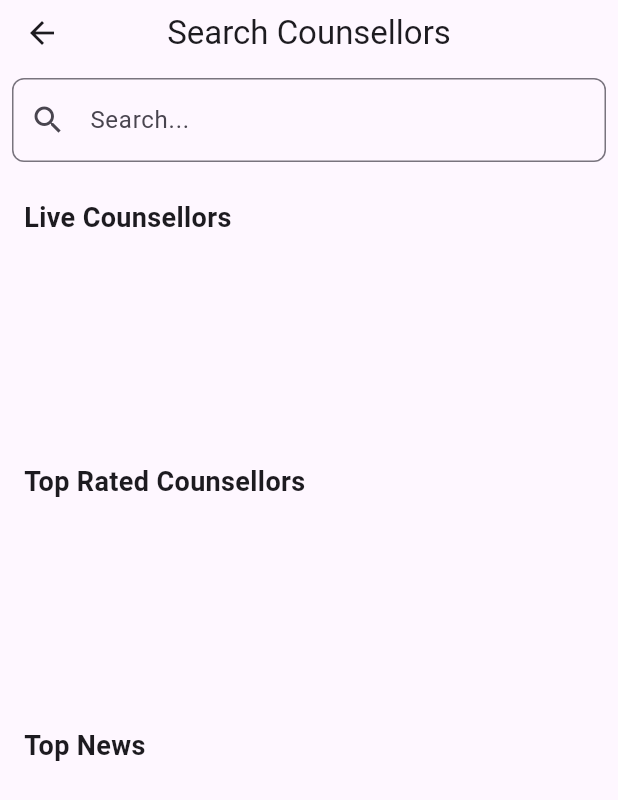
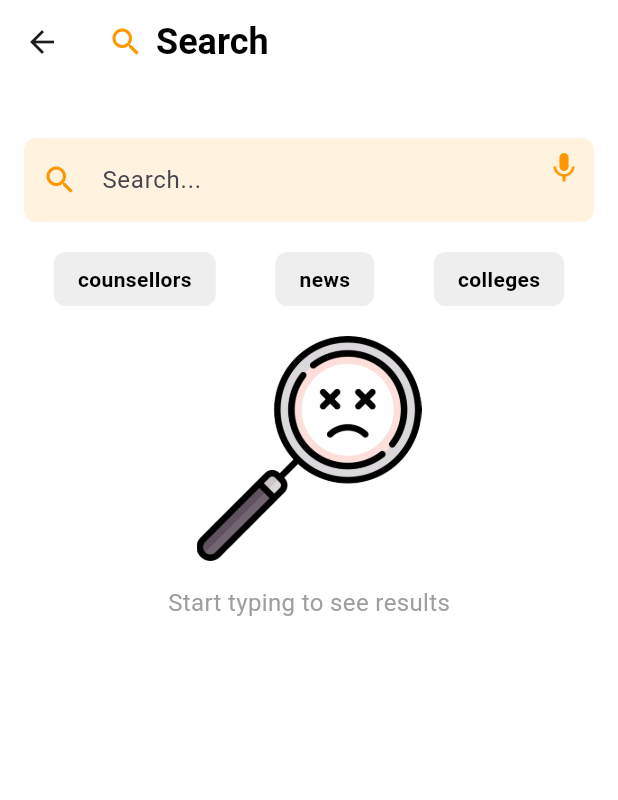
Before and after one commit to procounsellor/ProCounsellorAppFront, a Flutter app: the SearchPage screen opened directly with empty values, on a phone screen of 412 x 824 dp. Shown: the top 800 px of the screen. Run offline on Flutter 3.47's test engine with Material 3 defaults, Android fonts, the phone set to English and light mode, and no system bars; our stand-ins replace carousel_slider, dots_indicator, firebase_core, firebase_database, flutter_secure_storage, image_picker; missing offline and left inert: indexed; accounts and stored records are empty; network calls fail.

Commit message:
ui changes

```diff
--- a/my_app/lib/screens/dashboards/userDashboard/base_page.dart
+++ b/my_app/lib/screens/dashboards/userDashboard/base_page.dart
@@ -125,8 +125,10 @@
   @override
   Widget build(BuildContext context) {
     return Scaffold(
+      backgroundColor: Colors.white,
       key: _scaffoldKey, // Use the GlobalKey for the Scaffold
       appBar: AppBar(
+        forceMaterialTransparency: true,
         title: Text(
           "Pro Counsellor",
           style: TextStyle(color: Color.fromARGB(255, 0, 0, 0)),
--- a/my_app/lib/screens/dashboards/userDashboard/my_activities_page.dart
+++ b/my_app/lib/screens/dashboards/userDashboard/my_activities_page.dart
@@ -14,6 +14,7 @@
     return Scaffold(
       appBar: AppBar(
         title: Text("My Activities"),
+        forceMaterialTransparency: true,
         centerTitle: true,
       ),
       body: Padding(
@@ -50,15 +51,14 @@
                 );
               },
             ),
-             ActivityBox(
+            ActivityBox(
               icon: Icons.reviews,
               title: "My Reviews",
               onTap: () {
                 Navigator.push(
                   context,
                   MaterialPageRoute(
-                    builder: (_) =>
-                        MyReviewPage(username: username),
+                    builder: (_) => MyReviewPage(username: username),
                   ),
                 );
               },
--- a/my_app/lib/screens/dashboards/userDashboard/search_page.dart
+++ b/my_app/lib/screens/dashboards/userDashboard/search_page.dart
@@ -21,10 +21,11 @@
 class _SearchPageState extends State<SearchPage> {
   TextEditingController _searchController = TextEditingController();
   String _searchQuery = '';
+  Set<String> _selectedFilters = {};
 
   List<dynamic> _filterItems(List<dynamic> items) {
     if (_searchQuery.isEmpty) {
-      return items;
+      return [];
     }
     return items.where((item) {
       if (item is String) {
@@ -41,14 +42,34 @@
   @override
   Widget build(BuildContext context) {
     return Scaffold(
+      backgroundColor: Colors.white,
       appBar: AppBar(
-        title: Text("Search Counsellors"),
+        backgroundColor: const Color.fromARGB(255, 255, 255, 255),
+        elevation: 0,
+        title: Row(
+          children: [
+            Icon(Icons.search, color: Colors.orange),
+            SizedBox(width: 8),
+            Text(
+              "Search",
+              style: TextStyle(
+                  fontSize: 24,
+                  fontWeight: FontWeight.bold,
+                  color: Colors.black),
+            ),
+          ],
+        ),
         centerTitle: true,
-        bottom: PreferredSize(
-          preferredSize: Size.fromHeight(60.0), // Height of the search bar
-          child: Padding(
-            padding: const EdgeInsets.all(8.0),
-            child: TextField(
+      ),
+      body: Padding(
+        padding: const EdgeInsets.all(16.0),
+        child: Column(
+          crossAxisAlignment: CrossAxisAlignment.start,
+          children: [
+            SizedBox(height: 20),
+            Stack(
+              children: [
+                TextField(
                   controller: _searchController,
                   onChanged: (query) {
                     setState(() {
@@ -56,40 +77,125 @@
                     });
                   },
                   decoration: InputDecoration(
-                labelText: "Search...",
+                    prefixIcon: Icon(Icons.search, color: Colors.orange),
+                    hintText: "Search...",
                     border: OutlineInputBorder(
                       borderRadius: BorderRadius.circular(8.0),
+                      borderSide: BorderSide.none,
                     ),
-                prefixIcon: Icon(Icons.search),
+                    filled: true,
+                    fillColor: Color(0xFFFFF3E0),
                   ),
                 ),
+                Positioned(
+                  right: 8,
+                  top: 8,
+                  child: Icon(Icons.mic,
+                      color: Colors.orange), // Voice Search Icon
+                ),
+              ],
+            ),
+            SizedBox(height: 20),
+            Row(
+              mainAxisAlignment: MainAxisAlignment.spaceAround,
+              children: [
+                _buildFilterTag("counsellors"),
+                _buildFilterTag("news"),
+                _buildFilterTag("colleges"),
+              ],
+            ),
+            SizedBox(height: 20),
+            if (_searchQuery.isNotEmpty)
+              Expanded(
+                child: ListView(
+                  children: [
+                    if ((_selectedFilters.isEmpty ||
+                            _selectedFilters.contains("counsellors")) &&
+                        _filterItems(widget.liveCounsellors).isNotEmpty)
+                      _buildCard("Live Counsellors",
+                          _filterItems(widget.liveCounsellors)),
+                    if ((_selectedFilters.isEmpty ||
+                            _selectedFilters.contains("counsellors")) &&
+                        _filterItems(widget.topRatedCounsellors).isNotEmpty)
+                      _buildCard("Top Rated Counsellors",
+                          _filterItems(widget.topRatedCounsellors)),
+                    if ((_selectedFilters.isEmpty ||
+                            _selectedFilters.contains("news")) &&
+                        _filterItems(widget.topNews).isNotEmpty)
+                      _buildCard("Top News", _filterItems(widget.topNews),
+                          isNews: true),
+                  ],
+                ),
+              )
+            else
+              Center(
+                child: Column(
+                  children: [
+                    Image.asset(
+                      'assets/images/no_results.png', // Add your asset path
+                      height: 150,
+                      fit: BoxFit.contain,
+                    ),
+                    SizedBox(height: 16),
+                    Text(
+                      "Start typing to see results",
+                      style: TextStyle(fontSize: 16, color: Colors.grey),
+                    ),
+                  ],
                 ),
               ),
-      ),
-      body: Padding(
-        padding: const EdgeInsets.all(16.0),
-        child: ListView(
-          children: [
-            // Display Live Counsellors
-            _buildHorizontalList(
-                "Live Counsellors", _filterItems(widget.liveCounsellors)),
-            SizedBox(height: 20),
-            // Display Top Rated Counsellors
-            _buildHorizontalList("Top Rated Counsellors",
-                _filterItems(widget.topRatedCounsellors)),
-            SizedBox(height: 20),
-            // Display Top News
-            _buildHorizontalList("Top News", _filterItems(widget.topNews),
-                isNews: true),
           ],
         ),
       ),
     );
   }
 
-  Widget _buildHorizontalList(String title, List<dynamic> items,
-      {bool isNews = false}) {
-    return Column(
+  Widget _buildFilterTag(String tag) {
+    final isActive = _selectedFilters.contains(tag);
+    return GestureDetector(
+      onTap: () {
+        setState(() {
+          if (isActive) {
+            _selectedFilters.remove(tag);
+          } else {
+            _selectedFilters.add(tag);
+          }
+        });
+      },
+      child: Container(
+        padding: EdgeInsets.symmetric(vertical: 8, horizontal: 16),
+        decoration: BoxDecoration(
+          color: isActive ? Colors.orange[100] : Color(0xffeeeeee),
+          borderRadius: BorderRadius.circular(8),
+        ),
+        child: Text(
+          tag,
+          style: TextStyle(
+            fontWeight: FontWeight.bold,
+            color: isActive ? Colors.orange : Colors.black,
+          ),
+        ),
+      ),
+    );
+  }
+
+  Widget _buildCard(String title, List<dynamic> items, {bool isNews = false}) {
+    return Container(
+      margin: EdgeInsets.only(bottom: 16),
+      padding: EdgeInsets.all(12),
+      decoration: BoxDecoration(
+        color: Colors.white,
+        borderRadius: BorderRadius.circular(10),
+        boxShadow: [
+          BoxShadow(
+            color: Colors.grey.withOpacity(0.3),
+            spreadRadius: 1,
+            blurRadius: 6,
+            offset: Offset(0, 2),
+          ),
+        ],
+      ),
+      child: Column(
         crossAxisAlignment: CrossAxisAlignment.start,
         children: [
           Text(
@@ -98,7 +204,7 @@
           ),
           SizedBox(height: 10),
           SizedBox(
-          height: 120, // Fixed height for the list
+            height: 160,
             child: ListView.builder(
               scrollDirection: Axis.horizontal,
               itemCount: items.length,
@@ -111,20 +217,26 @@
                         MaterialPageRoute(
                           builder: (_) => DetailsPage(
                             itemName: items[index],
-                          userId: widget.userId, // Pass the userId
-                          counsellorId: '', // No counsellorId for news
+                            userId: widget.userId,
+                            counsellorId: '',
                           ),
                         ),
                       );
                     },
-                  child: Card(
+                    child: Container(
+                      width: 120,
                       margin: EdgeInsets.symmetric(horizontal: 8),
-                    child: Container(
-                      width: 100,
-                      alignment: Alignment.center,
+                      padding: EdgeInsets.all(8),
+                      decoration: BoxDecoration(
+                        color: Colors.orange.withOpacity(0.1),
+                        borderRadius: BorderRadius.circular(10),
+                      ),
+                      child: Center(
                         child: Text(
                           items[index],
                           textAlign: TextAlign.center,
+                          style: TextStyle(
+                              fontWeight: FontWeight.bold, fontSize: 14),
                         ),
                       ),
                     ),
@@ -138,30 +250,38 @@
                         MaterialPageRoute(
                           builder: (_) => DetailsPage(
                             itemName: counsellor['firstName'] ??
-                              counsellor[
-                                  'userName'], // Pass the counsellor's name
-                          userId: widget.userId, // Pass the userId
-                          counsellorId: counsellor['userName'] ??
-                              '', // Pass the counsellorId
-                          isNews:
-                              false, // This is a counsellor, so isNews is false
-                          counsellor:
-                              counsellor, // Pass the full counsellor object
+                                counsellor['userName'],
+                            userId: widget.userId,
+                            counsellorId: counsellor['userName'] ?? '',
                           ),
                         ),
                       );
                     },
-                  child: Card(
+                    child: Container(
+                      width: 120,
                       margin: EdgeInsets.symmetric(horizontal: 8),
+                      padding: EdgeInsets.all(8),
+                      decoration: BoxDecoration(
+                        color: Colors.white,
+                        borderRadius: BorderRadius.circular(10),
+                        boxShadow: [
+                          BoxShadow(
+                            color: Colors.grey.withOpacity(0.3),
+                            spreadRadius: 1,
+                            blurRadius: 6,
+                            offset: Offset(0, 0),
+                          ),
+                        ],
+                      ),
                       child: Column(
                         mainAxisAlignment: MainAxisAlignment.center,
                         children: [
                           CircleAvatar(
                             backgroundImage: NetworkImage(
                               counsellor['photoUrl'] ??
-                                'https://via.placeholder.com/150/0000FF/808080 ?Text=PAKAINFO.com',
+                                  'https://via.placeholder.com/150/0000FF/808080?Text=PAKAINFO.com',
                             ),
-                          radius: 40,
+                            radius: 30,
                           ),
                           SizedBox(height: 8),
                           Text(
@@ -169,7 +289,8 @@
                                 counsellor['userName'] ??
                                 'Unknown',
                             textAlign: TextAlign.center,
-                          style: TextStyle(fontSize: 14),
+                            style: TextStyle(
+                                fontSize: 14, fontWeight: FontWeight.bold),
                           ),
                         ],
                       ),
@@ -180,6 +301,7 @@
             ),
           ),
         ],
+      ),
     );
   }
 }
--- a/my_app/lib/screens/dashboards/userDashboard/user_dashboard.dart
+++ b/my_app/lib/screens/dashboards/userDashboard/user_dashboard.dart
@@ -335,6 +335,7 @@
                                     SizedBox(height: 10),
                                     _buildHorizontalList(
                                         "", _stateCounsellors[state] ?? []),
+                                    SizedBox(height: 10)
                                   ],
                                 );
                               }).toList(),
--- a/my_app/pubspec.yaml
+++ b/my_app/pubspec.yaml
@@ -70,6 +70,7 @@
   assets:
     - assets/images/default-pic.jpg
     - assets/images/
+    - assets/images/no_results.png
     - assets/images/c1.png
 
   # An image asset can refer to one or more resolution-specific "variants", see
```
Also changed, not shown: my_app/assets/images/no_results.png (added). Lines whose indentation alone changed are shown as unchanged.
